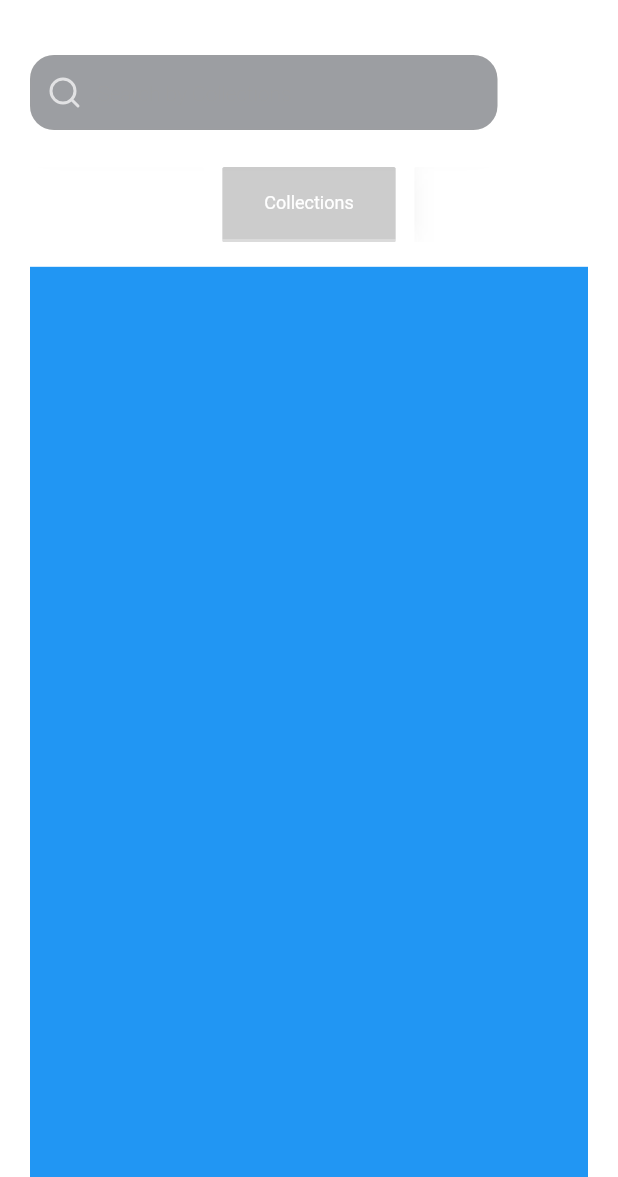
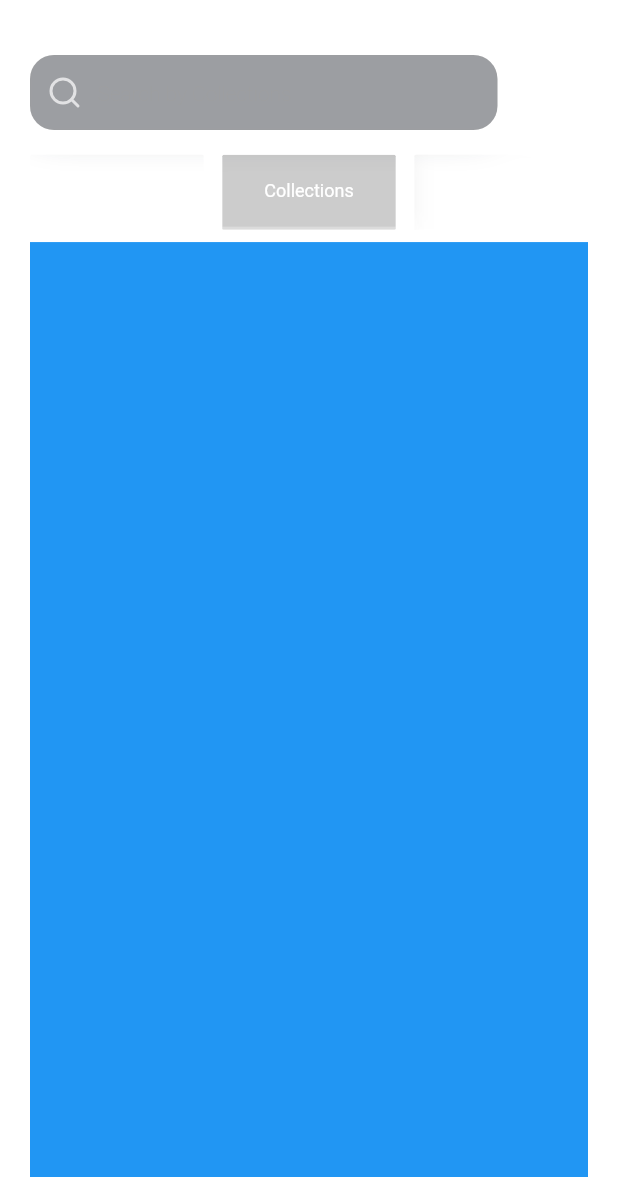
Before and after one commit to alper-mf/nft_tool_app, a Flutter app: the MarketPlaceView screen opened directly, after a tap on "Collections", on a phone screen of 412 x 824 dp, the part 59-1236 px from its top. Run offline on Flutter 3.47's test engine with Material 2 defaults, Android fonts, the phone set to English and light mode, and no system bars; our stand-ins replace fl_chart, flutter_svg, get, go_router; missing offline and left inert: background_json_parser, overlay_loading_progress, walletconnect_dart, walletconnect_secure_storage; network calls fail.

Commit message:
feat(marketplace): MarketPlace Screen Is Edited
-> Scroll Controll added for hide searchBox and filter button
-> DetailView is edited.

```diff
--- a/lib/screens/market_place_screen/controller/market_place_controller.dart
+++ b/lib/screens/market_place_screen/controller/market_place_controller.dart
@@ -2,28 +2,32 @@ import 'dart:developer';
 
 import 'package:flutter/material.dart';
 import 'package:get/get.dart';
-import 'package:go_router/go_router.dart';
 import 'package:nft_tool_app/app/dialogs/bottom_sheet/custom_bottom_sheet.dart';
 import 'package:nft_tool_app/app/dialogs/loading/loading_progress.dart';
 import 'package:nft_tool_app/app/model/enums/general_enums.dart';
-import 'package:nft_tool_app/app/navigation/pages.dart';
 import 'package:nft_tool_app/screens/nft_detail_screen/detail_screen.dart';
 
-class MarketPlaceController extends GetxController {
+class MarketPlaceController extends GetxController with GetTickerProviderStateMixin {
   final GlobalKey scaffoldKey = GlobalKey<ScaffoldState>();
   late Rx<LoadingStatus> _loadingStatus;
   final RxInt selectedTab = 0.obs;
+  late final RxBool _isScrolled;
 
   late TextEditingController searchBarTextEditingController;
 
   MarketPlaceController() {
+    _isScrolled = false.obs;
     _loadingStatus = LoadingStatus.init.obs;
     searchBarTextEditingController = TextEditingController();
   }
 
-  //Loading Status Controller
+  //Loading Status Get And Set Controller
   LoadingStatus get loadingStatus => _loadingStatus.value;
   set loadingStatus(LoadingStatus value) => _loadingStatus.value = value;
+
+  //Is Scrolled Get And Set Controller
+  bool get isScrolled => _isScrolled.value;
+  set isScrolled(bool val) => _isScrolled.value = val;
 
   //Current Context
   BuildContext get context => scaffoldKey.currentContext!;
--- a/lib/screens/market_place_screen/view/collections_view.dart
+++ b/lib/screens/market_place_screen/view/collections_view.dart
@@ -1,4 +1,4 @@
-part of '../view/market_place_view.dart';
+part of 'market_place_view.dart';
 
 class _CollectionsView extends StatelessWidget {
   const _CollectionsView({Key? key}) : super(key: key);
--- a/lib/screens/market_place_screen/view/market_place_view.dart
+++ b/lib/screens/market_place_screen/view/market_place_view.dart
@@ -1,4 +1,5 @@
 import 'package:flutter/material.dart';
+import 'package:flutter/rendering.dart';
 import 'package:flutter_svg/svg.dart';
 import 'package:get/get.dart';
 import 'package:nft_tool_app/app/components/appbar/global_app_bar.dart';
@@ -16,6 +17,7 @@ import 'package:nft_tool_app/app/theme/text_and_style/market/market_styles.dart'
 import 'package:nft_tool_app/screens/market_place_screen/controller/market_place_controller.dart';
 
 part '../widget/select_tab.dart';
+part '../widget/search_and_filter.dart';
 part './nfts_view.dart';
 part './collections_view.dart';
 part './users_view.dart';
@@ -44,41 +46,35 @@ class MarketPlaceView extends GetView<MarketPlaceController> {
             crossAxisAlignment: CrossAxisAlignment.start,
             children: [
               /// Searchbar ve Filter Button
-              Row(
-                mainAxisSize: MainAxisSize.max,
-                crossAxisAlignment: CrossAxisAlignment.center,
-                mainAxisAlignment: MainAxisAlignment.spaceBetween,
-                children: [
-                  Expanded(
-                      flex: 4,
-                      child: SearchBarWidget(
-                          textEditingController: controller.searchBarTextEditingController,
-                          hintText: controller.selectHintText().value)),
-                  SizedBox(width: SizeConfig.width * .03),
-                  CRoundedButton(
-                    kHeight: sizeXXXL,
-                    kWidth: sizeXXXL,
-                    borderRadius: radiusM,
-                    widget: SvgPicture.asset(
-                      filtersIcon,
-                      color: defaultWhiteColor,
-                    ),
-                    color: defaultWhiteColor.withOpacity((0.1 / 2)),
-                    onTap: () {},
-                  ),
-                ],
+              AnimatedSwitcher(
+                duration: const Duration(milliseconds: 250),
+                child: controller.isScrolled == false
+                    ? Column(
+                        mainAxisSize: MainAxisSize.min,
+                        children: [
+                          SearchAndFilterButton(
+                            textEditingController: controller.searchBarTextEditingController,
+                            hintText: controller.selectHintText().value,
+                          ),
+                          SizedBox(height: SizeConfig.height * .02),
+                        ],
+                      )
+                    : const SizedBox(),
               ),
-              SizedBox(height: SizeConfig.height * .03),
 
               ///Sekmelerin bulunduğu widget
               const _Tabs(),
-              SizedBox(height: SizeConfig.height * .02),
+              SizedBox(height: SizeConfig.height * .01),
 
               ///Sekmelerin sayfalarının bulunduğu widget
               Expanded(
                 child: AnimatedIndexedStack(
                   index: controller.selectedTab.value,
-                  children: const [_NftsView(), _CollectionsView(), _UsersView()],
+                  children: const [
+                    _NftsView(),
+                    _CollectionsView(),
+                    _UsersView(),
+                  ],
                 ),
               )
             ],
--- a/lib/screens/market_place_screen/view/users_view.dart
+++ b/lib/screens/market_place_screen/view/users_view.dart
@@ -1,4 +1,4 @@
-part of '../view/market_place_view.dart';
+part of 'market_place_view.dart';
 
 class _UsersView extends StatelessWidget {
   const _UsersView({Key? key}) : super(key: key);
--- /dev/null
+++ b/lib/screens/market_place_screen/widget/search_and_filter.dart
@@ -0,0 +1,39 @@
+part of '../view/market_place_view.dart';
+
+class SearchAndFilterButton extends StatelessWidget {
+  const SearchAndFilterButton({
+    Key? key,
+    required this.textEditingController,
+    required this.hintText,
+  }) : super(key: key);
+
+  final TextEditingController textEditingController;
+  final String hintText;
+
+  @override
+  Widget build(BuildContext context) {
+    return Row(
+      mainAxisSize: MainAxisSize.max,
+      crossAxisAlignment: CrossAxisAlignment.center,
+      mainAxisAlignment: MainAxisAlignment.spaceBetween,
+      children: [
+        Expanded(
+            flex: 4,
+            child:
+                SearchBarWidget(textEditingController: textEditingController, hintText: hintText)),
+        SizedBox(width: SizeConfig.width * .03),
+        CRoundedButton(
+          kHeight: sizeXXXL,
+          kWidth: sizeXXXL,
+          borderRadius: radiusS,
+          widget: SvgPicture.asset(
+            filtersIcon,
+            color: defaultWhiteColor,
+          ),
+          color: defaultWhiteColor.withOpacity((0.1 / 2)),
+          onTap: () {},
+        ),
+      ],
+    );
+  }
+}
--- a/lib/screens/nft_detail_screen/widget/bottom_buttons.dart
+++ b/lib/screens/nft_detail_screen/widget/bottom_buttons.dart
@@ -13,7 +13,7 @@ class _BottomButtons extends StatelessWidget {
       height: SizeConfig.height * .12,
       child: GlassWidget(
           sigma: 14,
-          radius: 0,
+          radius: radiusS,
           padding: paddingXL,
           widget: Row(
             children: [
```
Also changed, not shown: lib/screens/market_place_screen/view/nfts_view.dart (+15 -2 lines), lib/screens/nft_detail_screen/view/detail_view.dart (+5 -5 lines).
